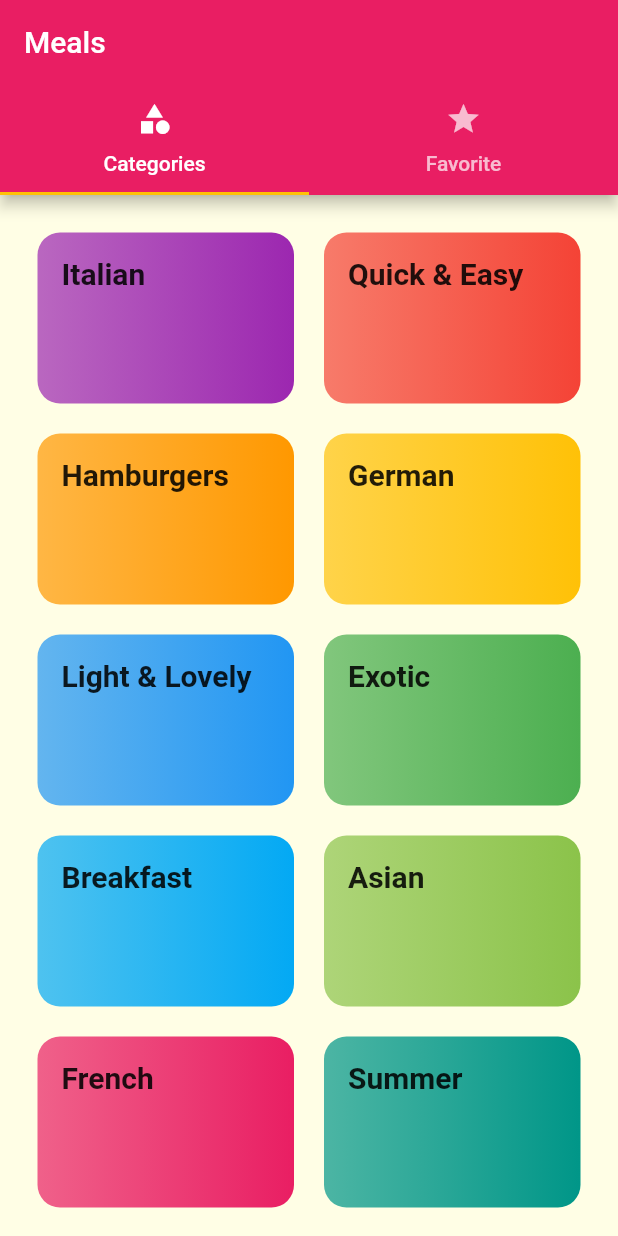
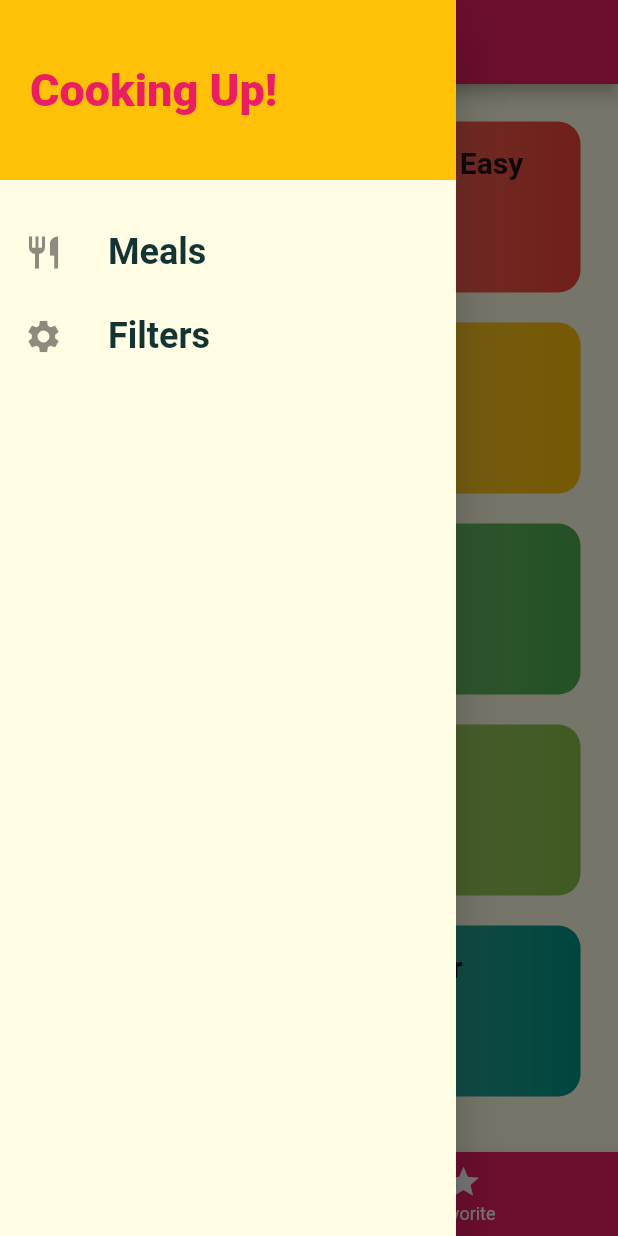
Before and after one commit to pradhumna896/DeliMeals, a Flutter app: the screen it shows after launch, with the side drawer open (before the commit the screen has no drawer), on a phone screen of 412 x 824 dp. Run offline on Flutter 3.47's test engine with Material 2 defaults, Android fonts, the phone set to English and light mode, and no system bars.

Commit message:
tabBar and drawer with functionality

```diff
--- /dev/null
+++ b/lib/Widgets/main_drawer.dart
@@ -0,0 +1,51 @@
+import 'package:flutter/material.dart';
+
+import 'package:mealsapp/screens/filters_screen.dart';
+
+class MainDrawer extends StatelessWidget {
+  const MainDrawer({Key? key}) : super(key: key);
+ Widget buildListTile(String title, IconData icon , VoidCallback tapHandler){
+  return ListTile(
+            leading: Icon(
+              icon,size: 26,),
+              title:  Text(title,style: const TextStyle(
+                fontSize: 24,
+                fontWeight: FontWeight.w700
+              ),),
+              onTap:tapHandler,
+          );
+ }
+  @override
+  Widget build(BuildContext context) {
+    return Drawer(
+      child: Column(
+        children: [
+          Container(
+            height: 120,
+            width: double.infinity,
+            padding: const EdgeInsets.all(20),
+            alignment: Alignment.centerLeft,
+            color: Theme.of(context).accentColor,
+            child: Text("Cooking Up!",style: TextStyle(
+              fontWeight: FontWeight.w900,
+              fontSize: 30,
+              color: Theme.of(context).primaryColor
+            ),),
+
+          ),
+          const SizedBox(height: 20,),
+          buildListTile("Meals",
+           Icons.restaurant,
+           (){
+            Navigator.of(context).pushReplacementNamed('/');
+           }),
+          buildListTile("Filters", Icons.settings, (){
+            Navigator.of(context).pushReplacementNamed(FiltersScreen.routeName);
+          }),
+
+        ],
+      ),
+    );
+
+  }
+}
--- a/lib/main.dart
+++ b/lib/main.dart
@@ -1,6 +1,7 @@
 import 'package:flutter/material.dart';
 import 'package:mealsapp/screens/categories_screen.dart';
 import 'package:mealsapp/screens/category_meals_screen.dart';
+import 'package:mealsapp/screens/filters_screen.dart';
 import 'package:mealsapp/screens/meal_details_screen.dart';
 import 'package:mealsapp/screens/tab_screen.dart';
 
@@ -38,7 +39,8 @@ class MyApp extends StatelessWidget {
       routes: {
         '/':(context) => const TabsScreen(),
         CategoryMealsScreen.routeName:(context) => const CategoryMealsScreen(),
-        MealDetailScreen.routeName:(context) => const MealDetailScreen()
+        MealDetailScreen.routeName:(context) => const MealDetailScreen(),
+        FiltersScreen.routeName:(context) => const FiltersScreen()
       },
     );
   }
--- /dev/null
+++ b/lib/screens/filters_screen.dart
@@ -0,0 +1,19 @@
+import 'package:flutter/material.dart';
+import 'package:flutter/src/foundation/key.dart';
+import 'package:flutter/src/widgets/framework.dart';
+import 'package:mealsapp/Widgets/main_drawer.dart';
+
+class FiltersScreen extends StatelessWidget {
+  const FiltersScreen({Key? key}) : super(key: key);
+static const routeName = '/Filters';
+  @override
+  Widget build(BuildContext context) {
+    return Scaffold(
+      appBar: AppBar(
+        title: Text("Your Filters")),
+      drawer: MainDrawer(),
+
+    );
+
+  }
+}
--- a/lib/screens/tab_screen.dart
+++ b/lib/screens/tab_screen.dart
@@ -1,6 +1,5 @@
 import 'package:flutter/material.dart';
-import 'package:flutter/src/foundation/key.dart';
-import 'package:flutter/src/widgets/framework.dart';
+import 'package:mealsapp/Widgets/main_drawer.dart';
 import 'package:mealsapp/screens/categories_screen.dart';
 import 'package:mealsapp/screens/favorite_screen.dart';
 
@@ -12,33 +11,37 @@ class TabsScreen extends StatefulWidget {
 }
 
 class _TabsScreenState extends State<TabsScreen> {
+  final List<Map<String, dynamic>> _pages = [
+    {'page': const CategoreisScreen(), 'title': 'Categories'},
+    {'page': const FavoriteScreen(), 'title': "Your Favorite"}
+  ];
+
+  int _selectedPageIndex = 0;
+  void _selectPage(int index) {
+    setState(() {
+      _selectedPageIndex = index;
+    });
+  }
+
   @override
   Widget build(BuildContext context) {
-    return DefaultTabController(
-        length: 2,
-        initialIndex: 0,
-        child: Scaffold(
-            appBar: AppBar(
-          title: Text("Meals"),
-          bottom: TabBar(
-
-            tabs: const [
-              Tab(
-                icon: Icon(Icons.category),
-                text: "Categories",
-              ),
-              Tab(
-                icon: Icon(Icons.star),
-                text: "Favorite",
-              ),
-            ],
-          ),
-        ),
-        body: TabBarView(children: [
-          CategoreisScreen(),
-          FavoriteScreen()
-
-        ]),
-        ));
+    return Scaffold(
+      appBar: AppBar(
+        title: Text(_pages[_selectedPageIndex]['title']),
+      ),
+      drawer: MainDrawer(),
+      body: _pages[_selectedPageIndex]['page'],
+      bottomNavigationBar: BottomNavigationBar(
+          currentIndex: _selectedPageIndex,
+          unselectedItemColor: Colors.white,
+          selectedItemColor: Theme.of(context).accentColor,
+          onTap: _selectPage,
+          backgroundColor: Theme.of(context).primaryColor,
+          items: const [
+            BottomNavigationBarItem(
+                icon: Icon(Icons.category), label: "Categories"),
+            BottomNavigationBarItem(icon: Icon(Icons.star), label: "Favorite")
+          ]),
+    );
   }
 }
```
